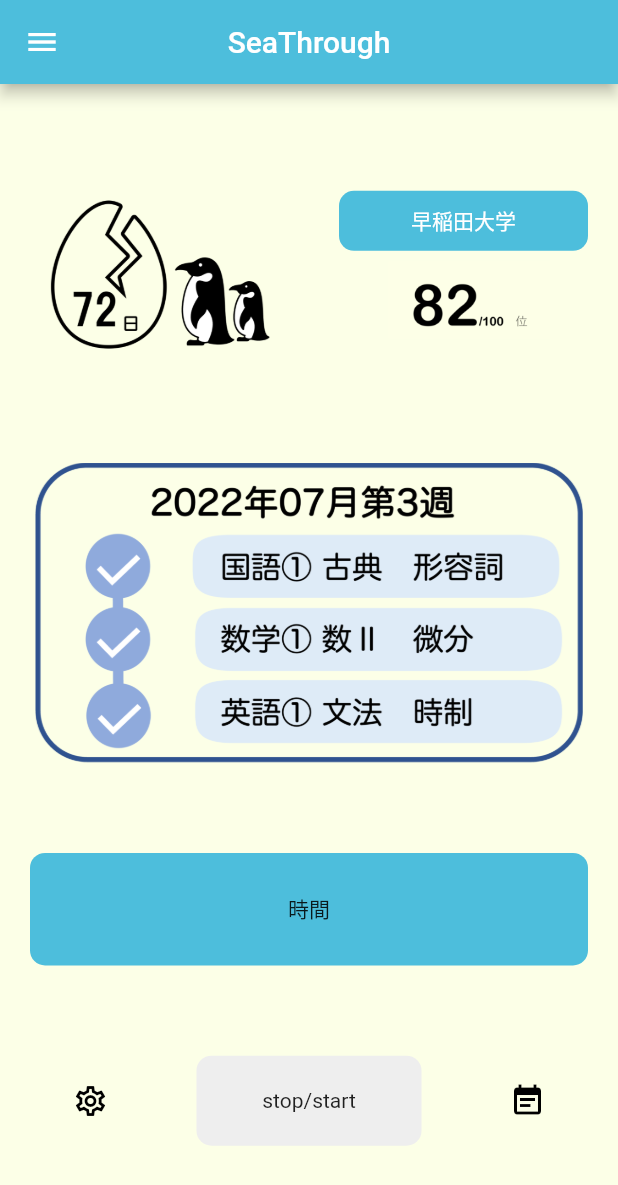
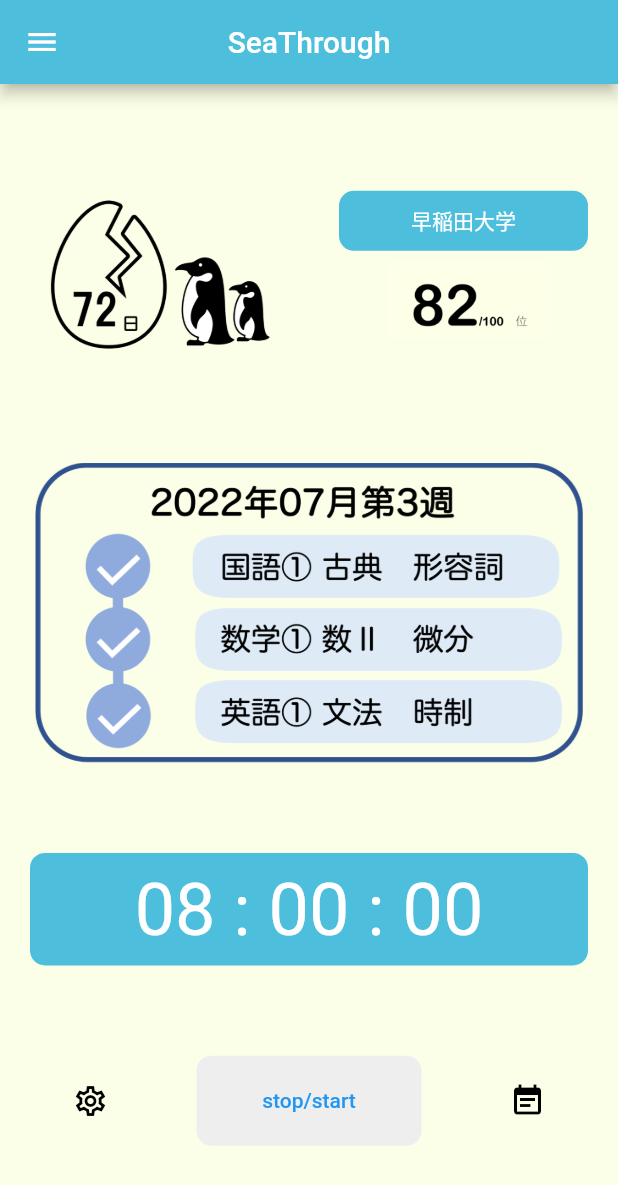
Before and after one commit to mon50/back_calculation, a Flutter app: the screen it shows after launch, after a tap on "MainPage", on a phone screen of 412 x 824 dp. Shown: the top 1185 px of the screen. Run offline on Flutter 3.47's test engine with Material 2 defaults, Android fonts, the light colour scheme and no system bars; our stand-ins replace select_form_field.

Commit message:
pubspec.yamlのintl: ^0.16.1を^0.17.0に変更 stop/start buttonにTextButtonを実装 時間も8時間から減るようにしたbut1秒ずれる

```diff
--- a/lib/mainpage.dart
+++ b/lib/mainpage.dart
@@ -1,5 +1,6 @@
+import 'dart:async';
 import 'package:flutter/material.dart';
-
+import 'package:intl/intl.dart';
 
 const kMainColour = Color(0xFF4DBEDC);
 const kIconColour = Colors.black;
@@ -12,6 +13,52 @@ class MainPage extends StatefulWidget {
 }
 
 class _MainPageState extends State<MainPage> {
+
+  int _seconds = 00;
+  int _minutes = 00;
+  int _hour = 8;
+  late Timer _timer;
+  var f = NumberFormat("00");
+
+
+  void _startTimer(){
+
+    if (_hour > 0){
+      _minutes = _hour * 60;
+    }
+    if (_minutes > 0){
+      _hour = (_minutes/60).floor();
+      _minutes -= (_hour * 60);
+    }
+    if (_seconds >60){
+      _minutes = (_seconds/60).floor();
+      _seconds -= (_minutes * 60);
+    }
+
+    _timer = Timer.periodic(Duration(seconds: 1), (timer) {
+      setState(() {
+        if (_seconds > 0){
+          _seconds--;
+        }
+        else {
+          if (_minutes >0){
+            _seconds = 59;
+            _minutes--;
+          }
+          else {
+            if (_hour >0){
+              _minutes = 59;
+              _hour--;
+            }
+            else {
+              _timer.cancel();
+              print("Timer Complete");
+            }
+          }
+        }});
+    });
+  }
+
 
   @override
   Widget build(BuildContext context) {
@@ -162,7 +209,15 @@ class _MainPageState extends State<MainPage> {
           Padding(
             padding: EdgeInsetsDirectional.fromSTEB(20, 0, 20, 0),
             child: Container(
-              child: Center(child: Text('時間')),
+              child: Center(
+                  child: Text(
+                    "${f.format(_hour)} : ${f.format(_minutes)} : ${f.format(_seconds)}",
+                    style: TextStyle(
+                      color: Colors.white,
+                      fontSize: 48,
+                    ),
+                  ),
+              ),
               width: double.infinity,
               height: 75,
               decoration: BoxDecoration(
@@ -188,7 +243,14 @@ class _MainPageState extends State<MainPage> {
                 ),
               ),
               Container(
-                child: Center(child: Text('stop/start')),
+                child: Center(
+                    child: TextButton(
+                      onPressed: (){
+                        _startTimer();
+                      },
+                      child: Text('stop/start'),
+                    ),
+                ),
                 width: 150,
                 height: kFourheight,
                 decoration: BoxDecoration(
--- a/pubspec.yaml
+++ b/pubspec.yaml
@@ -30,7 +30,7 @@ dependencies:
   # The following adds the Cupertino Icons font to your application.
   # Use with the CupertinoIcons class for iOS style icons.
   cupertino_icons: ^1.0.1
-  intl: ^0.16.1
+  intl: ^0.17.0
 
 dev_dependencies:
   flutter_test:
```
Also changed, not shown: pubspec.lock.
